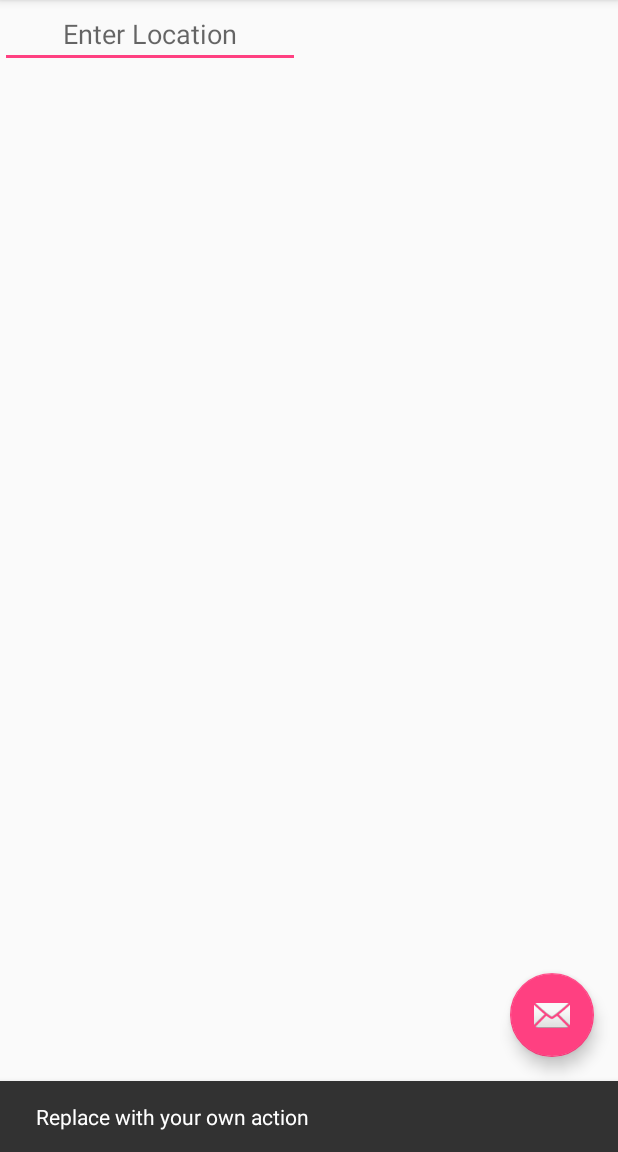
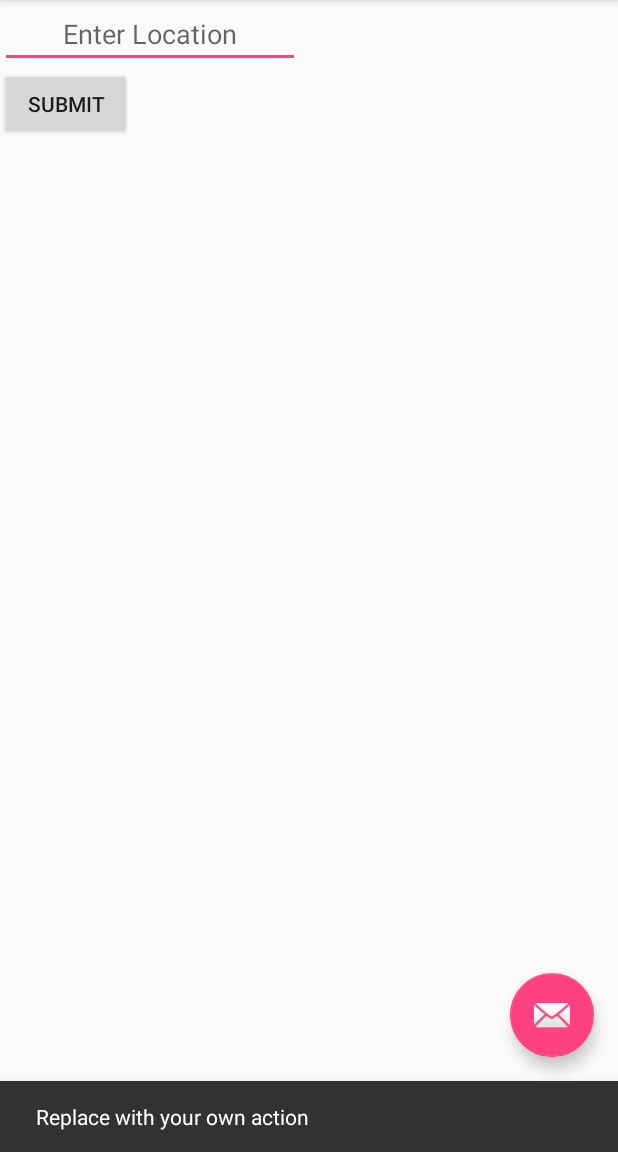
Before and after one commit to jnbui94/BusRoute, an Android app: the screen it shows after launch (MainActivity), after a tap on an icon or button, on a phone screen of 412 x 824 dp, the part 84-1236 px from its top. Run offline under Robolectric (Android 15) with nearby library versions, the phone set to English and light mode, and no system bars; 1 statement that could not run was skipped.

Commit message:
added some features

```diff
--- a/app/src/main/java/group1/tcss450/uw/edu/busroute/MainActivity.java
+++ b/app/src/main/java/group1/tcss450/uw/edu/busroute/MainActivity.java
@@ -15,18 +15,14 @@ import android.support.v7.app.AppCompatActivity;
 import android.support.v7.widget.Toolbar;
 import android.view.Menu;
 import android.view.MenuItem;
-import android.widget.AdapterView;
-import android.widget.ArrayAdapter;
 import android.widget.EditText;
 import android.widget.ListView;
-import android.widget.ProgressBar;
 import android.widget.TextView;
 import android.widget.Toast;
 
 import org.apache.http.HttpEntity;
 import org.apache.http.HttpResponse;
 import org.apache.http.client.HttpClient;
-import org.apache.http.client.methods.HttpGet;
 import org.apache.http.client.methods.HttpPost;
 import org.apache.http.client.utils.URIBuilder;
 import org.apache.http.entity.StringEntity;
@@ -36,12 +32,10 @@ import org.json.JSONArray;
 import org.json.JSONException;
 import org.json.JSONObject;
 
-
-
-import java.lang.reflect.Array;
 import java.net.URI;
 import java.util.ArrayList;
-import java.util.Arrays;
+import java.util.List;
+import java.util.StringTokenizer;
 
 import group1.tcss450.uw.edu.busroute.Model.News;
 
@@ -62,6 +56,8 @@ public class MainActivity extends AppCompatActivity
     private ListView mListView;
     private TextView mTextView;
     private EditText mEditText;
+    private String[] listOfWords;
+    private String mString;
 
     @Override
     protected void onCreate(Bundle savedInstanceState) {
@@ -95,7 +91,22 @@ public class MainActivity extends AppCompatActivity
 
 
     }
-
+    /**
+     * when a button is clicked.
+     * @param view Object.
+     */
+    public void buttonClicked(View view) {
+//        AsyncTask<String, Void, String> task = null;
+//        String temp = mEditText.getText().toString();
+//        switch (view.getId()) {
+//            case R.id.Submit_button:
+//                task = new PostWebServiceTask();
+//                task.execute(mURL,temp);
+//                break;
+//            default:
+//                throw new IllegalStateException("Not implemented");
+//        }
+    }
 
     @Override
     public boolean onCreateOptionsMenu(Menu menu) {
@@ -172,10 +183,28 @@ public class MainActivity extends AppCompatActivity
                 request.setHeader("Content-Type", "application/json");
                 request.setHeader("Ocp-Apim-Subscription-Key", mKey);
 
+//                String abc = strings[1];
+//                Log.d("String abc", abc.toString());
+
+
+                String sent = "I eat sushi";
+//                String theSent = sent.trim().replaceAll(" +", " ");
+//                if (sent.startsWith(" ")) {
+//                    theSent = sent.substring(1, sent.length());
+//                } else if (sent.endsWith(" ")) {
+//                    theSent = sent.substring(0, sent.length() - 1);
+//                }
+
+                listOfWords = sent.split(" ");
+//                StringTokenizer st = new StringTokenizer(sent);
+//                while(st.hasMoreTokens()) {
+//                    listOfWords.add(st.nextToken());
+//                }
+
                 //Request Body
                 StringEntity reqEntity = new StringEntity("{\"language\" : \"en\",\n" +
                         "\t\"analyzerIds\" : [\"4fa79af1-f22c-408d-98bb-b7d7aeef7f04\", \"22a6b758-420f-4745-8a3c-46835a67c0d2\"],\n" +
-                        "\t\"text\" : \"I want to get pizza\" }");
+                        "\t\"text\" :" + "\""+ sent  +"\"}" );        //  \"I want to get pizza\" }");
                 request.setEntity(reqEntity);
 
 
@@ -190,22 +219,6 @@ public class MainActivity extends AppCompatActivity
                 {
                     Log.d("entity not null", result);
                 }
-                /*
-                //TODO need to check format to see if that's the right slash / vs \
-                //TODO this code only handles input with a single NNP tag. It overwrites old with new if a sentence has more than one
-                //TODO should consider keyWord being an array and incrememnting a counter in the while loop so we can return and parse all the NNPs
-                //TODO for some reason this doesn't work on Dylan's computer at all. It's not seeing any of this as a proper project and autocomplete + emulator aren't working :(
-                StringTokenizer st = new StringTokenizer(result, " /"); //delim on space and the slash between word/tag
-                String keyWord = null;
-                String prevWord = null;
-                while (st.hasMoreTokens()) {
-                    String temp = st.nextToken();
-                    if (temp.equals("NNP")) {
-                        keyWord = prevWord + '/' + temp; // word/tag
-                    }
-                }
-                return keywWord;
-                */
 
                 return result;
             }
@@ -250,14 +263,39 @@ public class MainActivity extends AppCompatActivity
             for(int i = 0; i< tempNewses.length - 1; i++) {
                 sb.append(tempNewses[i].getResult());
             }
-            String tagOnly = sb.toString().substring(2, sb.toString().length() - 2);
-            String[] tags = tagOnly.split(",");
-            Log.d("Size: ", tags.length + "");
+//            String tagOnly = sb.toString().substring(2, sb.toString().length() - 2);
+//            String[] tags = tagOnly.split(",");
+//            Log.d("Size: ", tags.length + "");
 
-            for (int i = 0; i < tags.length; i++) {
-                Log.d("Tag = ", tags[i]);
-            }
+//            int index = 0;
+//
+//            for (int i = 0; i < tags.length; i++) {
+//                if (tags[i].equals("\"NN\"" )|| tags[i].equals("\"NNP\"") || tags[i].equals("\"NNS\"" )|| tags[i].equals("\"NNPS\""))
+//                {
+//                    Log.d("Index ", i + "");
+//                    Log.d("Word ", listOfWords[i]);
+//                }
+//            }
+//
             Log.d("result", sb.toString());
+
+
+//                //TODO need to check format to see if that's the right slash / vs \
+//                //TODO this code only handles input with a single NNP tag. It overwrites old with new if a sentence has more than one
+//                //TODO should consider keyWord being an array and incrememnting a counter in the while loop so we can return and parse all the NNPs
+//                //TODO for some reason this doesn't work on Dylan's computer at all. It's not seeing any of this as a proper project and autocomplete + emulator aren't working :(
+//                StringTokenizer st = new StringTokenizer(result, " /"); //delim on space and the slash between word/tag
+//                String keyWord = null;
+//                String prevWord = null;
+//                while (st.hasMoreTokens()) {
+//                    String temp = st.nextToken();
+//                    if (temp.equals("NNP")) {
+//                        keyWord = prevWord + '/' + temp; // word/tag
+//                    }
+//                }
+//                return keywWord;
+
+
             mTextView.setText(sb.toString());
 
         }
--- a/app/src/main/res/layout/content_main.xml
+++ b/app/src/main/res/layout/content_main.xml
@@ -20,7 +20,13 @@
             android:hint="@string/Search_Hint"
             android:gravity="center_horizontal"
             android:id="@+id/Search_Text"/>
-
+        <Button
+            android:layout_width="wrap_content"
+            android:layout_height="wrap_content"
+            android:id="@+id/Submit_button"
+            android:onClick="buttonClicked"
+            android:layout_below="@id/Search_Text"
+            android:text="Submit"/>
         <!--<ListView-->
             <!--android:layout_width="match_parent"-->
             <!--android:layout_height="wrap_content"-->
@@ -29,7 +35,7 @@
             android:layout_width="match_parent"
             android:layout_height="wrap_content"
             android:id="@+id/Text_View"
-            android:layout_below="@+id/Search_Text"
+            android:layout_below="@+id/Submit_button"
 
             />
 
```
